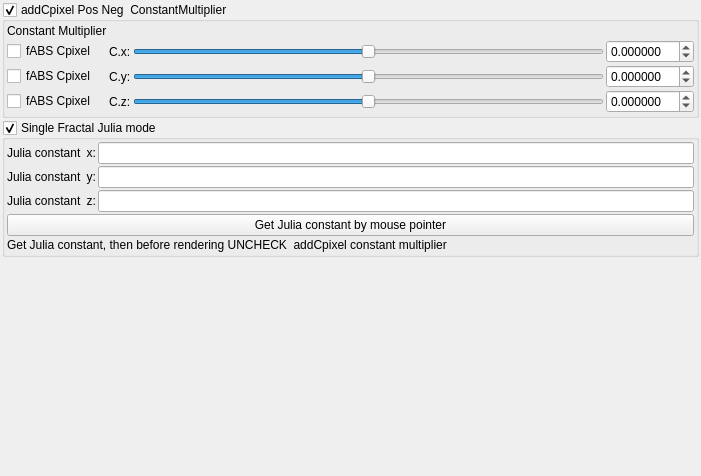
The window that mandelbulber2/qt_data/fractal_transf_add_Cpixel_pos_neg.ui (buddhi1980/mandelbulber2) describes before a commit, drawn with Qt 5.
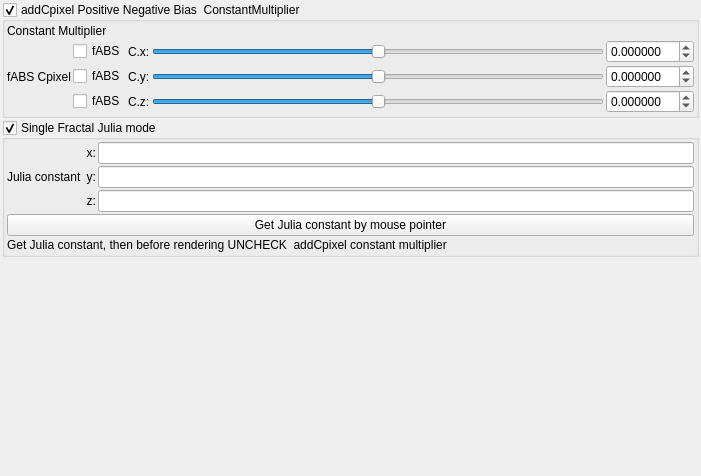
The same window after the commit. Custom widgets are drawn as their Qt base class.

What changed in the file:
```diff
--- a/mandelbulber2/qt_data/fractal_transf_add_Cpixel_pos_neg.ui
+++ b/mandelbulber2/qt_data/fractal_transf_add_Cpixel_pos_neg.ui
@@ -35,7 +35,7 @@
       <string>&lt;html&gt;&lt;head/&gt;&lt;body&gt;&lt;p&gt;If z is positive then fabs(Cpixel) is added, if z is negative then fabs(Cpixel) is subtracted. &lt;/p&gt;&lt;p&gt;Also try negative addCpixel Constant  Multipliers.&lt;/p&gt;&lt;p&gt;If checkBoxes are disabled then Cpixel remains signed.&lt;/p&gt;&lt;p&gt;&lt;br/&gt;&lt;/p&gt;&lt;/body&gt;&lt;/html&gt;</string>
      </property>
      <property name="title">
-      <string>addCpixel Pos Neg  ConstantMultiplier </string>
+      <string>addCpixel Positive Negative Bias  ConstantMultiplier </string>
      </property>
      <property name="checkable">
       <bool>true</bool>
@@ -61,7 +61,7 @@
         <property name="spacing">
          <number>2</number>
         </property>
-        <item row="1" column="2">
+        <item row="1" column="3">
          <widget class="QSlider" name="slider3_transf_constant_multiplier_111_x">
           <property name="sizePolicy">
            <sizepolicy hsizetype="Expanding" vsizetype="Maximum">
@@ -86,7 +86,7 @@
           </property>
          </widget>
         </item>
-        <item row="2" column="2">
+        <item row="2" column="3">
          <widget class="QSlider" name="slider3_transf_constant_multiplier_111_y">
           <property name="sizePolicy">
            <sizepolicy hsizetype="Expanding" vsizetype="Maximum">
@@ -111,7 +111,7 @@
           </property>
          </widget>
         </item>
-        <item row="1" column="3">
+        <item row="1" column="4">
          <widget class="MyDoubleSpinBox" name="spinbox3_transf_constant_multiplier_111_x">
           <property name="sizePolicy">
            <sizepolicy hsizetype="Minimum" vsizetype="Maximum">
@@ -139,7 +139,7 @@
           </property>
          </widget>
         </item>
-        <item row="3" column="2">
+        <item row="3" column="3">
          <widget class="QSlider" name="slider3_transf_constant_multiplier_111_z">
           <property name="sizePolicy">
            <sizepolicy hsizetype="Expanding" vsizetype="Maximum">
@@ -164,14 +164,14 @@
           </property>
          </widget>
         </item>
-        <item row="1" column="1">
+        <item row="1" column="2">
          <widget class="QLabel" name="label_109">
           <property name="text">
            <string>C.x:</string>
           </property>
          </widget>
         </item>
-        <item row="2" column="3">
+        <item row="2" column="4">
          <widget class="MyDoubleSpinBox" name="spinbox3_transf_constant_multiplier_111_y">
           <property name="sizePolicy">
            <sizepolicy hsizetype="Minimum" vsizetype="Maximum">
@@ -199,7 +199,7 @@
           </property>
          </widget>
         </item>
-        <item row="3" column="3">
+        <item row="3" column="4">
          <widget class="MyDoubleSpinBox" name="spinbox3_transf_constant_multiplier_111_z">
           <property name="sizePolicy">
            <sizepolicy hsizetype="Minimum" vsizetype="Maximum">
@@ -227,48 +227,55 @@
           </property>
          </widget>
         </item>
-        <item row="2" column="1">
+        <item row="2" column="2">
          <widget class="QLabel" name="label_110">
           <property name="text">
            <string>C.y:</string>
           </property>
          </widget>
         </item>
-        <item row="3" column="1">
+        <item row="3" column="2">
          <widget class="QLabel" name="label_111">
           <property name="text">
            <string>C.z:</string>
           </property>
          </widget>
         </item>
-        <item row="1" column="0">
+        <item row="3" column="1">
+         <widget class="QCheckBox" name="checkBox_transf_function_enabledz">
+          <property name="text">
+           <string>fABS</string>
+          </property>
+         </widget>
+        </item>
+        <item row="1" column="1">
          <widget class="QCheckBox" name="checkBox_transf_function_enabledx">
           <property name="text">
-           <string>fABS Cpixel </string>
+           <string>fABS</string>
           </property>
          </widget>
         </item>
-        <item row="0" column="0">
+        <item row="2" column="1">
+         <widget class="QCheckBox" name="checkBox_transf_function_enabledy">
+          <property name="text">
+           <string>fABS</string>
+          </property>
+         </widget>
+        </item>
+        <item row="2" column="0">
+         <widget class="QLabel" name="label_112">
+          <property name="text">
+           <string>fABS Cpixel</string>
+          </property>
+         </widget>
+        </item>
+        <item row="0" column="0" colspan="3">
          <widget class="QLabel" name="label_108">
           <property name="text">
            <string>Constant Multiplier</string>
           </property>
          </widget>
         </item>
-        <item row="2" column="0">
-         <widget class="QCheckBox" name="checkBox_transf_function_enabledy">
-          <property name="text">
-           <string>fABS Cpixel </string>
-          </property>
-         </widget>
-        </item>
-        <item row="3" column="0">
-         <widget class="QCheckBox" name="checkBox_transf_function_enabledz">
-          <property name="text">
-           <string>fABS Cpixel </string>
-          </property>
-         </widget>
-        </item>
        </layout>
       </item>
      </layout>
@@ -371,23 +378,6 @@
           </property>
          </widget>
         </item>
-        <item row="1" column="2">
-         <widget class="MyLineEdit" name="vect3_transf_constant_julia_c_y">
-          <property name="sizePolicy">
-           <sizepolicy hsizetype="Expanding" vsizetype="Maximum">
-            <horstretch>0</horstretch>
-            <verstretch>0</verstretch>
-           </sizepolicy>
-          </property>
-         </widget>
-        </item>
-        <item row="0" column="0">
-         <widget class="QLabel" name="label_114">
-          <property name="text">
-           <string>Julia constant </string>
-          </property>
-         </widget>
-        </item>
         <item row="1" column="0">
          <widget class="QLabel" name="label_117">
           <property name="text">
@@ -395,10 +385,13 @@
           </property>
          </widget>
         </item>
-        <item row="2" column="0">
-         <widget class="QLabel" name="label_118">
-          <property name="text">
-           <string>Julia constant </string>
+        <item row="1" column="2">
+         <widget class="MyLineEdit" name="vect3_transf_constant_julia_c_y">
+          <property name="sizePolicy">
+           <sizepolicy hsizetype="Expanding" vsizetype="Maximum">
+            <horstretch>0</horstretch>
+            <verstretch>0</verstretch>
+           </sizepolicy>
           </property>
          </widget>
         </item>
```
